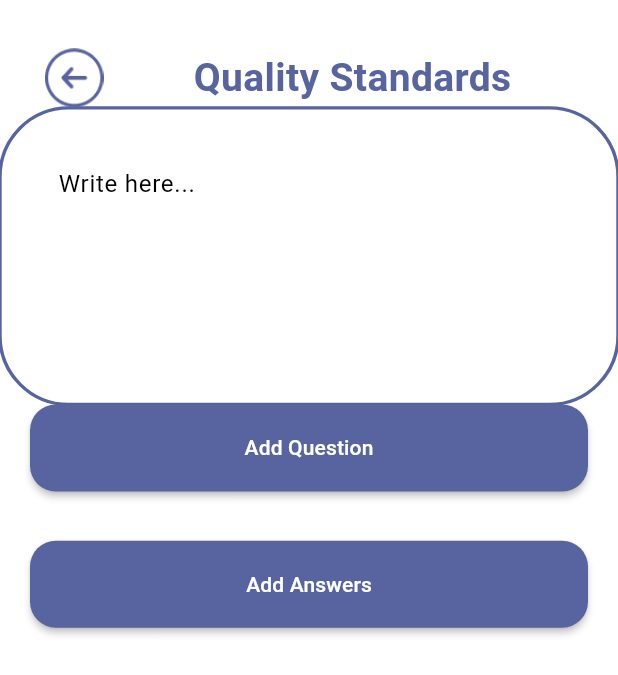
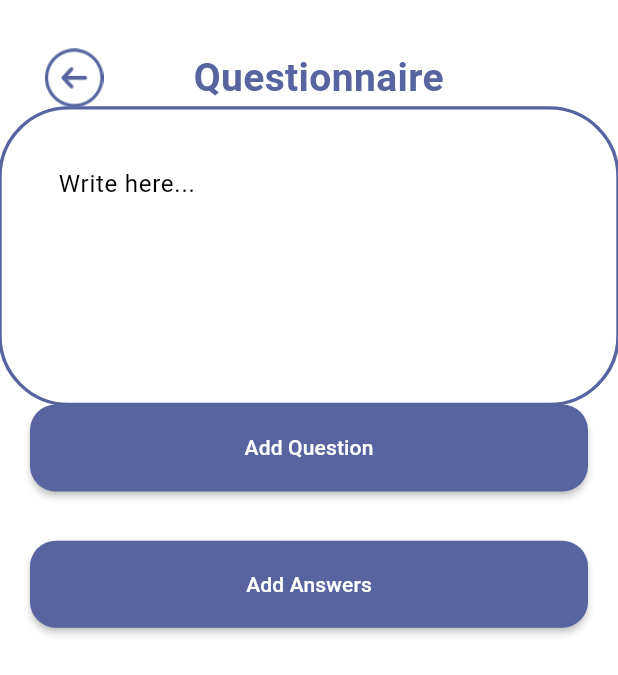
Before and after one commit to ragaie-ahmed/Questionnaire, a Flutter app: the AddQuestion screen opened directly, on a phone screen of 412 x 824 dp. Shown: the top 675 px of the screen. Run offline on Flutter 3.47's test engine with Material 3 defaults, Android fonts, the phone set to English and light mode, and no system bars; our stand-ins replace bloc, cached_network_image, flutter_bloc, flutter_screenutil, image_picker, shared_preferences and 1 more; accounts and stored records are empty; network calls fail.

Commit message:
update All Problem in project

```diff
--- a/lib/Admin/Data/QualityStandard/qyality_standard_cubit.dart
+++ b/lib/Admin/Data/QualityStandard/qyality_standard_cubit.dart
@@ -50,13 +50,10 @@ class QyalityStandardCubitAdmin extends Cubit<QyalityStandardStateAdmin> {
         await http.MultipartFile.fromPath('image', idImageBytes.path);
         request.files.add(imageFile);
 
-
-
       // Add headers
       request.headers.addAll({
         "Authorization": "Bearer ${CacheHelper.getData(key: "token")}",
       });
-
       var streamedResponse = await request.send();
       var response = await http.Response.fromStream(streamedResponse);
 
--- a/lib/Admin/Presenatation/HomeScreen/Widget/ContentHomeScreen.dart
+++ b/lib/Admin/Presenatation/HomeScreen/Widget/ContentHomeScreen.dart
@@ -1,4 +1,5 @@
 import 'package:doctor/Admin/Data/ManageCourse/manage_courses_cubit.dart';
+import 'package:doctor/Admin/Presenatation/Advertisement/Advertisement.dart';
 import 'package:doctor/Admin/Presenatation/ManageCourse/Screens/ManageCourseScreen.dart';
 import 'package:doctor/Admin/Presenatation/ManageReportScreen/Screen/ManageReport.dart';
 import 'package:doctor/Admin/Presenatation/QualityStandard/View/QualityStandardAdmin.dart';
@@ -98,7 +99,7 @@ class ContentHomeScreen extends StatelessWidget {
             onTap: () {
               Navigator.push(context, MaterialPageRoute(
                 builder: (context) {
-                  return const ScheduleOne();
+                  return const Advertisement();
                 },
               ));
             },
--- a/lib/Admin/Presenatation/QualityStandard/View/QualityStandardAdmin.dart
+++ b/lib/Admin/Presenatation/QualityStandard/View/QualityStandardAdmin.dart
@@ -22,6 +22,7 @@ class QualityStandardAdmin extends StatelessWidget {
               height: 20,
             ),
             AppBarQualityStandard(
+              text: Strings.qualityStandards,
               color: Theme.of(context).colorScheme.primary,
               colorIcon: Theme.of(context).colorScheme.primary,
             ),
--- a/lib/Admin/Presenatation/QualityStandard/View/ViewQualityStandard.dart
+++ b/lib/Admin/Presenatation/QualityStandard/View/ViewQualityStandard.dart
@@ -249,7 +249,9 @@ class _QualityStandardPageOneState extends State<ViewQualityStandardAdmin> {
                 const Positioned(
                   top: 50,
                   left: 5,
-                  child: AppBarQualityStandard(),
+                  child: AppBarQualityStandard(
+                     text:  Strings.qualityStandards
+                  ),
                 ),
               ],
             );
--- a/lib/Admin/Presenatation/QualityStandard/View/addQualityStandard.dart
+++ b/lib/Admin/Presenatation/QualityStandard/View/addQualityStandard.dart
@@ -2,6 +2,7 @@ import 'package:doctor/Admin/Data/QualityStandard/qyality_standard_cubit.dart';
 import 'package:doctor/Admin/Presenatation/HomeScreen/Screen/HomeScreenBody.dart';
 import 'package:doctor/Admin/Presenatation/QualityStandard/Widget/addstandardName.dart';
 import 'package:doctor/Core/Util/Images.dart';
+import 'package:doctor/Core/Util/String.dart';
 import 'package:doctor/Features/Presentation/View/HomeScreen/QualityStandardPage/Widget/AppBarQualityStandard.dart';
 import 'package:doctor/Widget/CustomButton.dart';
 import 'package:flutter/material.dart';
@@ -41,7 +42,9 @@ class AddQualityStandardAdmin extends StatelessWidget {
                   SizedBox(
                     height: 20.h,
                   ),
-                  const AppBarQualityStandard(),
+                  const AppBarQualityStandard(
+                    text: Strings.qualityStandards,
+                  ),
                   SizedBox(
                     height: 30.h,
                   ),
--- a/lib/Admin/Presenatation/QuestionNaire/Screens/AddQuestion.dart
+++ b/lib/Admin/Presenatation/QuestionNaire/Screens/AddQuestion.dart
@@ -32,6 +32,7 @@ class AddQuestion extends StatelessWidget {
                     height: 25.h,
                   ),
                   AppBarQualityStandard(
+                    text: "Questionnaire",
                     color: Theme.of(context).primaryColor,
                     colorIcon: Theme.of(context).primaryColor,
                   ),
--- a/lib/Admin/Presenatation/QuestionNaire/Widget/ContentQuestion.dart
+++ b/lib/Admin/Presenatation/QuestionNaire/Widget/ContentQuestion.dart
@@ -19,6 +19,7 @@ class ContentQuestion extends StatelessWidget {
               height: 20,
             ),
             AppBarQualityStandard(
+              text: "Questionnaire",
               color: Theme.of(context).colorScheme.primary,
               colorIcon: Theme.of(context).colorScheme.primary,
             ),
--- a/lib/Features/Presentation/View/HomeScreen/QualityStandardPage/Screens/QualityStandardPageOne.dart
+++ b/lib/Features/Presentation/View/HomeScreen/QualityStandardPage/Screens/QualityStandardPageOne.dart
@@ -130,7 +130,9 @@ class _QualityStandardPageOneState extends State<QualityStandardPageOne> {
                 const Positioned(
                   top: 50,
                   left: 5,
-                  child: AppBarQualityStandard(),
+                  child: AppBarQualityStandard(
+                    text: Strings.qualityStandards,
+                  ),
                 ),
               ],
             );
--- a/lib/Features/Presentation/View/HomeScreen/QualityStandardPage/Screens/ViewStandards.dart
+++ b/lib/Features/Presentation/View/HomeScreen/QualityStandardPage/Screens/ViewStandards.dart
@@ -26,6 +26,7 @@ class _ViewStandardsState extends State<ViewStandardQualityBody> {
               height: 20,
             ),
             AppBarQualityStandard(
+              text: Strings.qualityStandards,
               color: Theme.of(context).colorScheme.primary,
               colorIcon: Theme.of(context).colorScheme.primary,
             ),
--- a/lib/Features/Presentation/View/HomeScreen/QualityStandardPage/Widget/AppBarQualityStandard.dart
+++ b/lib/Features/Presentation/View/HomeScreen/QualityStandardPage/Widget/AppBarQualityStandard.dart
@@ -4,9 +4,10 @@ import 'package:doctor/Core/Util/String.dart';
 import 'package:flutter/material.dart';
 
 class AppBarQualityStandard extends StatelessWidget {
-  const AppBarQualityStandard({super.key, this.color, this.colorIcon});
+  const AppBarQualityStandard({super.key, this.color, this.colorIcon,required this.text});
 final Color ?color;
 final Color ?colorIcon;
+final String text;
   @override
   Widget build(BuildContext context) {
     return Row(
@@ -26,7 +27,7 @@ final Color ?colorIcon;
         Padding(
           padding: const EdgeInsets.only(left: 60),
           child: Text(
-            Strings.qualityStandards,
+            text,
             style: TextStyle(
                 color:color?? Theme.of(context).primaryColor,
                 fontWeight: FontWeight.bold,
```
Also changed, not shown: lib/Admin/Presenatation/Advertisement/Advertisement.dart (added, +48 -0 lines).
